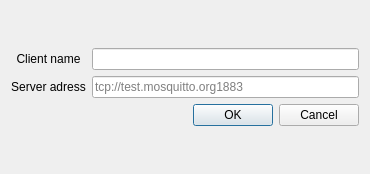
First picture: the form in src/ui/server_dialog.ui, repository EduardFrlicka/ICP-Projekt, before the edit.
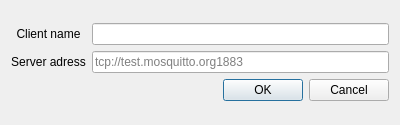
Second picture: the form after the edit.

```diff
--- a/src/ui/server_dialog.ui
+++ b/src/ui/server_dialog.ui
@@ -6,8 +6,8 @@
    <rect>
     <x>0</x>
     <y>0</y>
-    <width>370</width>
-    <height>174</height>
+    <width>400</width>
+    <height>125</height>
    </rect>
   </property>
   <property name="windowTitle">
```
Left out of the diff: 35 changed lines with no effect on the pictures.
